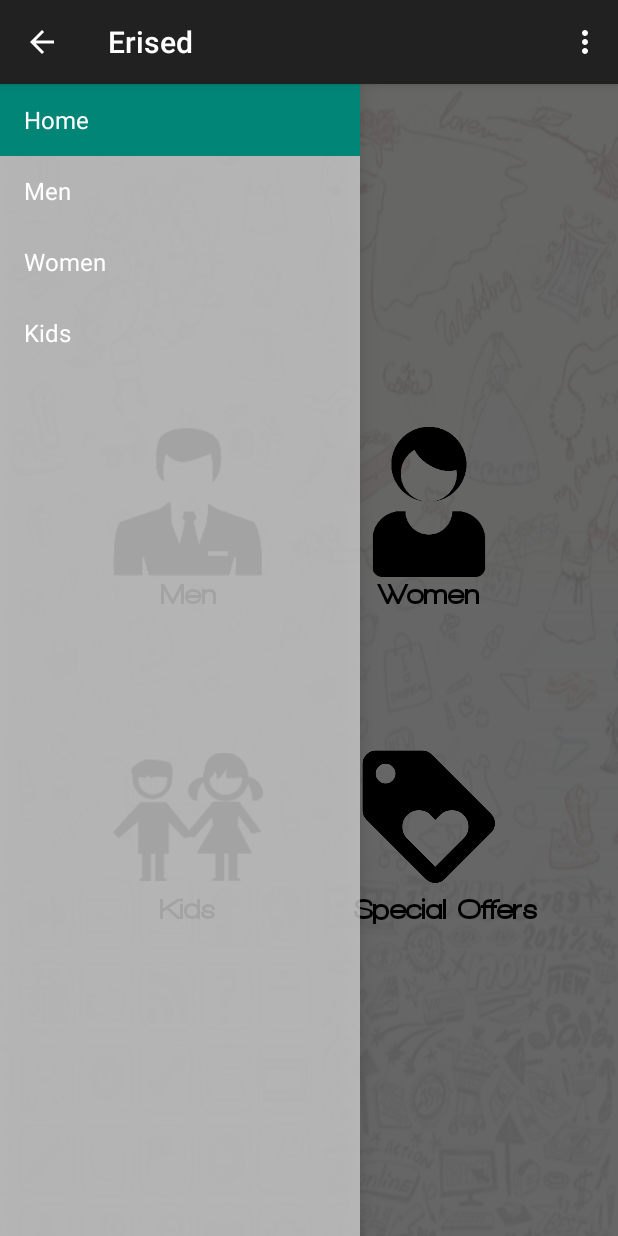
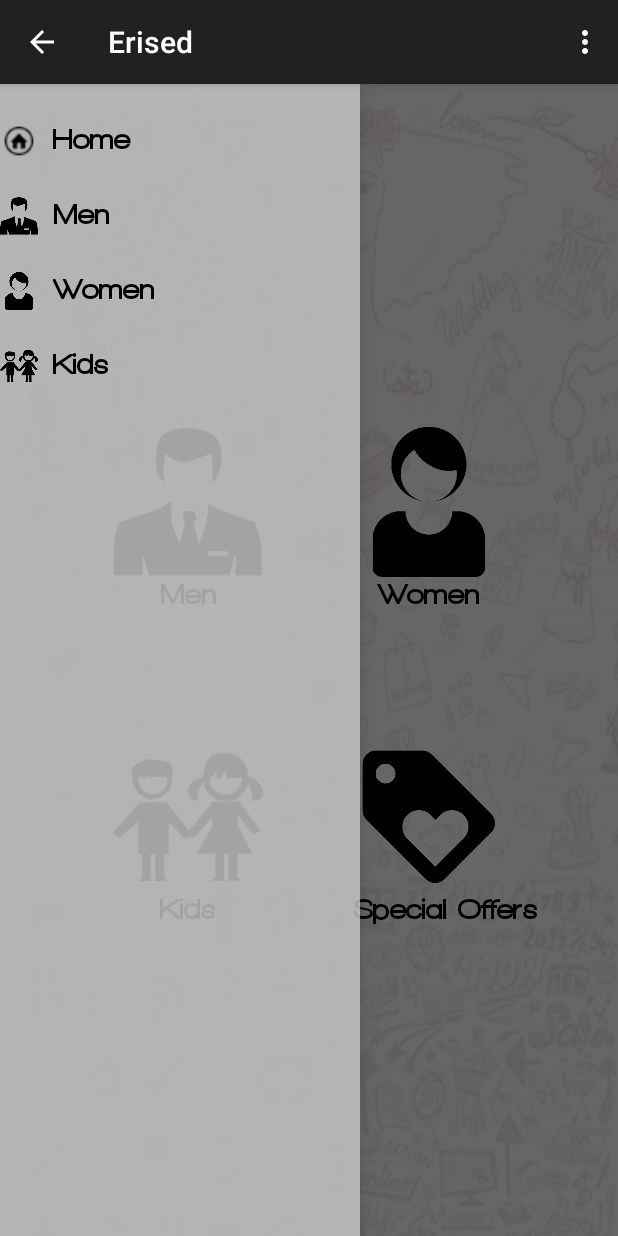
Before and after one commit to 99smglobal/Erisedv2.0, an Android app: the NavigationDrawerFragment screen opened directly, with no data from a screen before it, on a phone screen of 412 x 824 dp. Run offline under Robolectric (Android 15) with nearby library versions, the phone set to English and light mode, and no system bars; Roboto replaces fonts that are not available here; 2 statements that could not run were skipped.

Commit message:
Navigation Drawer with custom ListView Implemented

```diff
--- a/app/src/main/java/in/erised/android/erised/NavigationDrawerFragment.java
+++ b/app/src/main/java/in/erised/android/erised/NavigationDrawerFragment.java
@@ -3,6 +3,9 @@ package in.erised.android.erised;
 import android.app.Activity;
 import android.content.SharedPreferences;
 import android.content.res.Configuration;
+import android.content.res.Resources;
+import android.content.res.TypedArray;
+import android.graphics.Typeface;
 import android.os.Bundle;
 import android.preference.PreferenceManager;
 import android.support.v4.app.ActionBarDrawerToggle;
@@ -19,7 +22,10 @@ import android.view.View;
 import android.view.ViewGroup;
 import android.widget.AdapterView;
 import android.widget.ArrayAdapter;
+import android.widget.BaseAdapter;
 import android.widget.ListView;
+import android.widget.RelativeLayout;
+import android.widget.TextView;
 import android.widget.Toast;
 import android.appwidget.AppWidgetManager;
 
@@ -90,14 +96,23 @@ public class NavigationDrawerFragment extends Fragment {
     @Override
     public View onCreateView(LayoutInflater inflater, ViewGroup container,
                              Bundle savedInstanceState) {
+       /* inflater = getLayoutInflater();
+        container= (ViewGroup) inflater.inflate(R.layout.fragment_navigation_drawer, mDrawerListView, false);
+        mDrawerListView.addHeaderView(container);
+       */
+        Resources res= getActivity().getApplicationContext().getResources();
+        TypedArray icons =res.obtainTypedArray(R.array.imageListArray);
         mDrawerListView = (ListView) inflater.inflate(
-                R.layout.fragment_navigation_drawer, container, false);
+                R.layout.fragment_navigation_drawer,container , false);
+
         mDrawerListView.setOnItemClickListener(new AdapterView.OnItemClickListener() {
             @Override
             public void onItemClick(AdapterView<?> parent, View view, int position, long id) {
                 selectItem(position);
             }
         });
+
+            /* Akshay's code.
         mDrawerListView.setAdapter(new ArrayAdapter<String>(
                 getActionBar().getThemedContext(),
                 android.R.layout.simple_list_item_activated_1,
@@ -109,6 +124,18 @@ public class NavigationDrawerFragment extends Fragment {
                         getString(R.string.title_section3)
                 }));
         mDrawerListView.setItemChecked(mCurrentSelectedPosition, true);
+        */
+            String[] mListContent = { getString(R.string.title_section1),
+                    getString(R.string.title_section2),
+                    getString(R.string.title_section4),
+                    getString(R.string.title_section3)
+            };
+
+        listAdapter mlistAdapter = new listAdapter(getActivity(), mListContent, icons);
+        mDrawerListView.setAdapter(mlistAdapter);
+        mDrawerListView.setItemChecked(mCurrentSelectedPosition, true);
+
+
         return mDrawerListView;
     }
 
--- /dev/null
+++ b/app/src/main/java/in/erised/android/erised/listAdapter.java
@@ -0,0 +1,58 @@
+package in.erised.android.erised;
+
+import android.app.Activity;
+import android.content.res.Resources;
+import android.content.res.TypedArray;
+import android.graphics.Typeface;
+import android.view.View;
+import android.view.ViewGroup;
+import android.widget.BaseAdapter;
+import android.widget.ImageView;
+import android.widget.TextView;
+
+/**
+ * Created by Suraj...!!! on 7/28/2015.
+ */
+public class listAdapter extends BaseAdapter {
+    String[] siteNames;
+    Activity a;
+    TypedArray icons;
+    public listAdapter(Activity a, String[] siteNames,TypedArray icons) {
+        this.a = a;
+        this.siteNames = siteNames;
+       this.icons=icons;
+    }
+
+
+    public int getCount() {
+        return siteNames.length;
+    }
+
+    public Object getItem(int position) {
+        return position;
+    }
+
+    public long getItemId(int position) {
+        return position;
+    }
+
+    @Override
+    public View getView(int position, View convertView, ViewGroup parent) {
+        // TODO Auto-generated method stub
+        View vi = convertView;
+
+        vi = a.getLayoutInflater().inflate(R.layout.listitem, null);
+
+        ImageView iconView = (ImageView) vi.findViewById(R.id.listImageItem);
+        iconView.setImageDrawable(icons.getDrawable(position));
+        Typeface tf = Typeface.createFromAsset(a.getAssets(), "fonts/Walkway Black.ttf");
+        TextView tv = (TextView) vi.findViewById(R.id.listItem);
+        tv.setTypeface(tf);
+        tv.setText(siteNames[position]);
+        //whatever other changes you want to make to your list items.
+
+        return vi;
+
+    }
+
+}
--- a/app/src/main/res/layout/fragment_navigation_drawer.xml
+++ b/app/src/main/res/layout/fragment_navigation_drawer.xml
@@ -1,8 +1,16 @@
+<!--
+<?xml version="1.0" encoding="utf-8"?>
+<RelativeLayout xmlns:android="http://schemas.android.com/apk/res/android"
+    android:layout_width="match_parent" android:layout_height="match_parent"
+    >
+-->
 <ListView xmlns:android="http://schemas.android.com/apk/res/android"
     xmlns:tools="http://schemas.android.com/tools" android:layout_width="match_parent"
+    android:id="@+id/listview"
     android:layout_height="match_parent" android:choiceMode="singleChoice"
     android:divider="@android:color/transparent" android:dividerHeight="0dp"
     android:background="#cccc" tools:context=".NavigationDrawerFragment"
+    android:layout_alignParentTop="true"
 
-
-    style="@style/AppTheme" />
+    style="@style/AppTheme"
+    android:layout_marginTop="25dp" />
--- /dev/null
+++ b/app/src/main/res/layout/listitem.xml
@@ -0,0 +1,21 @@
+<?xml version="1.0" encoding="utf-8"?>
+<RelativeLayout xmlns:android="http://schemas.android.com/apk/res/android"
+    android:layout_width="match_parent" android:layout_height="match_parent">
+<ImageView
+    android:id="@+id/listImageItem"
+    android:layout_width="25dp"
+    android:layout_height="25dp"
+android:background="#00000000"
+    android:scaleType="fitCenter"
+
+    android:layout_marginTop="25dp" />
+    <TextView android:id="@+id/listItem"
+    android:layout_width="match_parent"
+    android:layout_height="25dp"
+    style="@style/ListTextFont"
+        android:layout_toRightOf="@+id/listImageItem"
+        android:layout_marginLeft="10dp"
+        android:layout_marginTop="25dp">
+    </TextView>
+
+</RelativeLayout>
--- /dev/null
+++ b/app/src/main/res/values/images.xml
@@ -0,0 +1,9 @@
+<?xml version="1.0" encoding="utf-8"?>
+<resources >
+    <array name="imageListArray" >
+        <item>@drawable/home</item>
+        <item>@drawable/man</item>
+        <item>@drawable/woman</item>
+        <item>@drawable/kid</item>
+    </array>
+</resources>
--- a/app/src/main/res/values/styles.xml
+++ b/app/src/main/res/values/styles.xml
@@ -13,7 +13,13 @@
         <item name="android:layout_height">wrap_content</item>
 
     </style>
+    <style name= "ListTextFont" >
+    <item name="android:textSize">20sp</item>
+    <item name="android:textColor">#000000</item>
+    <item name="android:layout_width">100dp</item>
+    <item name="android:layout_height">wrap_content</item>
 
+</style>
 
 
 
```
Also changed, not shown: app/src/main/res/drawable-xhdpi/home.png (added), 2 other files.
